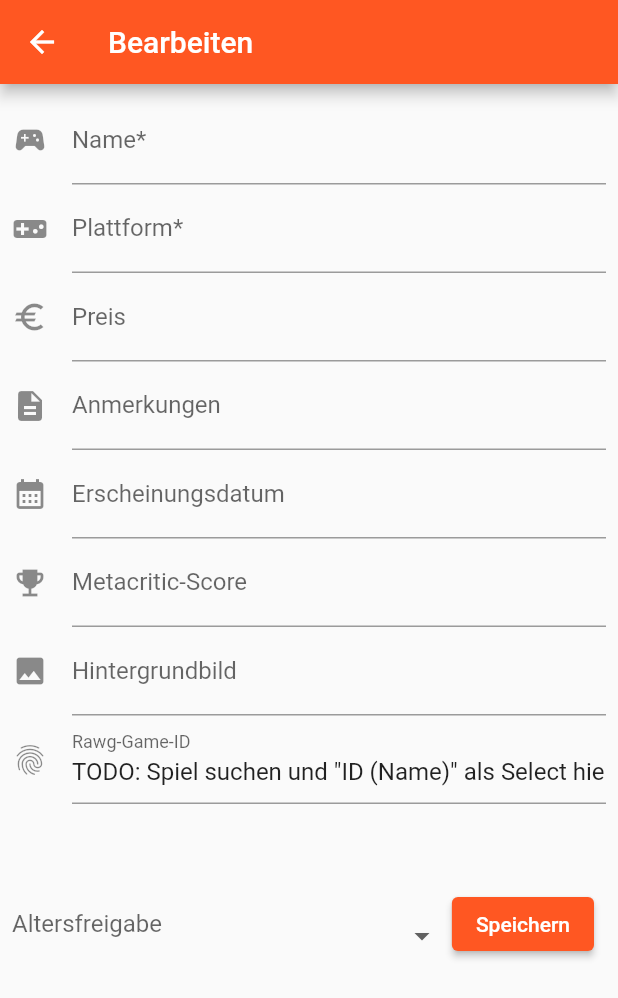
After one commit to PhiliGuertler/pile-of-shame, a Flutter app: the EditGameDetails screen opened directly, on a phone screen of 412 x 824 dp. The commit adds this screen. Shown: the top 998 px of the screen. Run offline on Flutter 3.47's test engine with Material 2 defaults, Android fonts, the phone set to English and light mode, and no system bars; our stand-ins replace dropdown_button2, transparent_image.

Commit message:
added an edit-page that has no functionality for now

```diff
--- /dev/null
+++ b/pile_of_shame/lib/src/screens/edit_game_details.dart
@@ -0,0 +1,192 @@
+import 'package:dropdown_button2/dropdown_button2.dart';
+import 'package:flutter/material.dart';
+
+import '../models/age_restrictions.dart';
+import '../models/game_platform.dart';
+import '../widgets/age_restriction.dart';
+import '../widgets/game_platform_autocomplete.dart';
+import 'game_addition.dart';
+
+class EditGameDetails extends StatefulWidget {
+  const EditGameDetails({super.key});
+
+  @override
+  State<EditGameDetails> createState() => _EditGameDetailsState();
+}
+
+class _EditGameDetailsState extends State<EditGameDetails> {
+  final List<PlatformSearchInput> _selectedPlatforms = [PlatformSearchInput()];
+
+  @override
+  Widget build(BuildContext context) {
+    List<Widget> platformInputs = _selectedPlatforms.asMap().entries.map(
+      (platformInput) {
+        return GamePlatformAutocomplete(
+          title:
+              'Plattform${platformInput.key == 0 ? '*' : ' ${(platformInput.key + 1).toString()}'}',
+          textEditingController: platformInput.value.textEditingController,
+          value: platformInput.value.platform,
+          platforms: GamePlatforms.toList().where((element) {
+            return !_selectedPlatforms.map((s) => s.platform).contains(element);
+          }),
+          focusNode: platformInput.value.focusNode,
+          onSelected: (GamePlatform value) {
+            setState(() {
+              // update the platform of this currently selected item
+              _selectedPlatforms[platformInput.key].platform = value;
+              _selectedPlatforms[platformInput.key].focusNode.unfocus();
+              if (_selectedPlatforms.length > platformInput.key) {
+                _selectedPlatforms.add(PlatformSearchInput());
+              }
+            });
+          },
+          isRemovable: platformInput.value.platform != null,
+          onRemove: () {
+            setState(() {
+              _selectedPlatforms.removeAt(platformInput.key);
+            });
+          },
+          validator: (value) {
+            if (platformInput.key != 0) return null;
+            if (value == null || value.isEmpty) {
+              return 'Wo kann man das Spiel den spielen?';
+            }
+            return null;
+          },
+        );
+      },
+    ).toList();
+
+    return Scaffold(
+      appBar: AppBar(title: const Text('Bearbeiten')),
+      body: Container(
+        padding: const EdgeInsets.all(8.0),
+        child: Form(
+            child: Column(
+          children: [
+            TextFormField(
+              decoration: const InputDecoration(
+                icon: Icon(Icons.sports_esports),
+                hintText: 'NieR: Automata, Super Mario Odyssey, ...',
+                labelText: 'Name*',
+              ),
+            ),
+            Column(
+              children: platformInputs,
+            ),
+            TextFormField(
+              decoration: const InputDecoration(
+                icon: Icon(Icons.euro),
+                labelText: 'Preis',
+              ),
+              keyboardType: TextInputType.number,
+            ),
+            TextFormField(
+              decoration: const InputDecoration(
+                icon: Icon(Icons.description),
+                labelText: 'Anmerkungen',
+                hintText: 'Ausgeliehen, inkl. DLC, ...',
+              ),
+            ),
+            TextFormField(
+              decoration: const InputDecoration(
+                icon: Icon(Icons.calendar_month),
+                labelText: 'Erscheinungsdatum',
+              ),
+              onTap: () async {
+                // Below line stops keyboard from appearing
+                FocusScope.of(context).requestFocus(FocusNode());
+
+                // show date-picker
+                DateTime? picked = await showDatePicker(
+                  context: context,
+                  initialDate: DateTime.now(),
+                  firstDate: DateTime(1970, 1, 1),
+                  lastDate: DateTime.now().add(const Duration(days: 5 * 365)),
+                );
+                if (picked != null) {
+                  setState(() {
+                    // TODO: set the picked value
+                  });
+                }
+              },
+            ),
+            TextFormField(
+              decoration: const InputDecoration(
+                icon: Icon(Icons.emoji_events),
+                labelText: 'Metacritic-Score',
+              ),
+              keyboardType: TextInputType.number,
+            ),
+            TextFormField(
+              decoration: const InputDecoration(
+                icon: Icon(Icons.image),
+                labelText: 'Hintergrundbild',
+              ),
+            ),
+            TextFormField(
+              decoration: const InputDecoration(
+                icon: Icon(Icons.fingerprint),
+                labelText: 'Rawg-Game-ID',
+              ),
+              initialValue:
+                  'TODO: Spiel suchen und "ID (Name)" als Select hier anzeigen',
+            ),
+            Center(
+              child: Row(
+                children: [
+                  Expanded(
+                    child: SizedBox(
+                      height: 160,
+                      child: DropdownButtonFormField2<AgeRestriction>(
+                        decoration: const InputDecoration(
+                          labelText: 'Altersfreigabe',
+                          enabledBorder: InputBorder.none,
+                          border: InputBorder.none,
+                          focusedBorder: InputBorder.none,
+                          errorBorder: InputBorder.none,
+                          disabledBorder: InputBorder.none,
+                          focusedErrorBorder: InputBorder.none,
+                        ),
+                        isExpanded: true,
+                        itemHeight: 70,
+                        buttonHeight: 160,
+                        // value: _selectedAge,
+                        items: AgeRestriction.values
+                            .map<DropdownMenuItem<AgeRestriction>>(
+                                (AgeRestriction ageRestriction) {
+                          return DropdownMenuItem<AgeRestriction>(
+                            value: ageRestriction,
+                            child: Center(
+                              child: AgeRestrictionWidget(
+                                ageRestriction: ageRestriction,
+                              ),
+                            ),
+                          );
+                        }).toList(),
+                        onChanged: ((AgeRestriction? value) {
+                          setState(() {
+                            // _selectedAge = value;
+                          });
+                        }),
+                      ),
+                    ),
+                  ),
+                  Padding(
+                    padding: const EdgeInsets.all(8.0),
+                    child: ElevatedButton(
+                      onPressed: () {
+                        // TODO: Implement me
+                      },
+                      child: const Text('Speichern'),
+                    ),
+                  ),
+                ],
+              ),
+            ),
+          ],
+        )),
+      ),
+    );
+  }
+}
--- a/pile_of_shame/lib/src/screens/game_details.dart
+++ b/pile_of_shame/lib/src/screens/game_details.dart
@@ -144,6 +144,16 @@ class _GameDetailsState extends State<GameDetails> {
                 );
               },
               icon: const Icon(Icons.delete)),
+          IconButton(
+              onPressed: () {
+                Navigator.push(
+                  context,
+                  MaterialPageRoute(
+                    builder: ((context) => const EditGameDetails()),
+                  ),
+                );
+              },
+              icon: const Icon(Icons.edit)),
         ],
       ),
       body: SingleChildScrollView(
```
